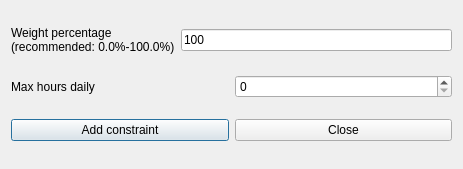
vonmecheln/fet, file fet/src/interface/addconstraintteachersmaxhoursdailyform_template.ui: the form before one commit.
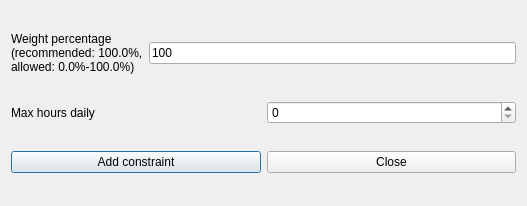
The form after the commit.

```diff
--- a/fet/src/interface/addconstraintteachersmaxhoursdailyform_template.ui
+++ b/fet/src/interface/addconstraintteachersmaxhoursdailyform_template.ui
@@ -6,8 +6,8 @@
    <rect>
     <x>0</x>
     <y>0</y>
-    <width>463</width>
-    <height>169</height>
+    <width>527</width>
+    <height>206</height>
    </rect>
   </property>
   <property name="windowTitle">
@@ -26,7 +26,8 @@
        </property>
        <property name="text">
         <string>Weight percentage
-(recommended: 0.0%-100.0%)</string>
+(recommended: 100.0%,
+allowed: 0.0%-100.0%)</string>
        </property>
        <property name="wordWrap">
         <bool>false</bool>
```
